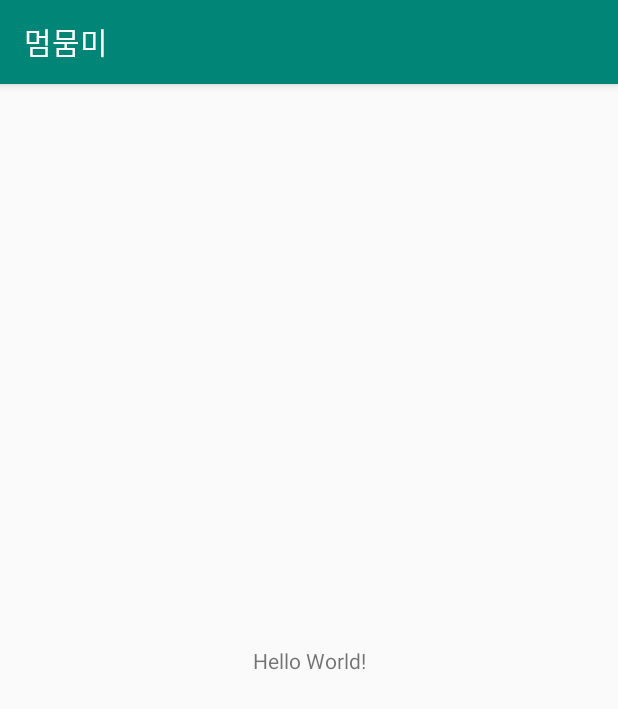
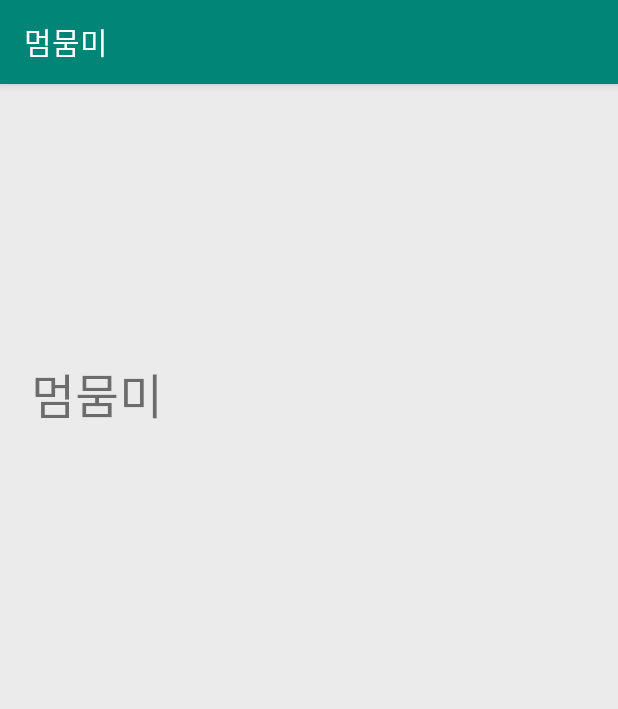
Before and after one commit to GingGingI/cursed-puppy-android, an Android app: the screen it shows after launch (MainActivity), on a phone screen of 412 x 824 dp. Shown: the top 709 px of the screen. Run offline under Robolectric (Android 15) with nearby library versions, the phone set to English and light mode, and no system bars.

Commit message:
폰트추가
메인화면 작업도 시작

```diff
--- a/app/build.gradle
+++ b/app/build.gradle
@@ -1,8 +1,7 @@
 apply plugin: 'com.android.application'
-
 apply plugin: 'kotlin-android'
-
 apply plugin: 'kotlin-android-extensions'
+apply plugin: 'kotlin-kapt'
 
 android {
     compileSdkVersion 29
@@ -20,15 +19,59 @@ android {
             minifyEnabled false
             proguardFiles getDefaultProguardFile('proguard-android-optimize.txt'), 'proguard-rules.pro'
         }
+
+//        데이터바인딩
+        dataBinding {
+            enabled true
+        }
+        kapt {
+            generateStubs true
+        }
     }
 }
 
 dependencies {
     implementation fileTree(dir: 'libs', include: ['*.jar'])
+
+//    Core
     implementation"org.jetbrains.kotlin:kotlin-stdlib-jdk7:$kotlin_version"
-    implementation 'androidx.appcompat:appcompat:1.0.2'
-    implementation 'androidx.core:core-ktx:1.0.2'
+    implementation 'androidx.appcompat:appcompat:1.1.0'
+    implementation 'androidx.core:core-ktx:1.1.0'
+
+//    reactivex
+    implementation 'io.reactivex.rxjava2:rxjava:2.2.13'
+    implementation 'io.reactivex.rxjava2:rxandroid:2.1.1'
+
+//    retrofit
+    implementation 'com.squareup.retrofit2:retrofit:2.4.0'
+    implementation 'com.squareup.retrofit2:converter-gson:2.4.0'
+    implementation 'com.squareup.retrofit2:adapter-rxjava2:2.4.0'
+
+    implementation 'com.squareup.okhttp3:okhttp:3.9.1'
+    implementation 'com.squareup.okhttp3:okhttp-urlconnection:3.9.1'
+    implementation 'com.squareup.okhttp3:logging-interceptor:3.9.1'
+
+//    dagger
+    implementation "com.google.dagger:dagger:2.25.2"
+    implementation "com.google.dagger:dagger-android:2.25.2"
+    implementation "com.google.dagger:dagger-android-support:2.25.2"
+
+    kapt "com.google.dagger:dagger-android-processor:2.25.2"
+    kapt "com.google.dagger:dagger-compiler:2.25.2"
+    compileOnly 'javax.annotation:jsr250-api:1.0'
+
+//    design
+    implementation 'com.google.android.material:material:1.2.0-alpha02'
     implementation 'androidx.constraintlayout:constraintlayout:1.1.3'
+
+//    Otto[EventBus]
+    implementation 'com.squareup:otto:1.3.8'
+
+//    glide
+    implementation 'com.github.bumptech.glide:glide:4.10.0'
+    annotationProcessor 'com.github.bumptech.glide:compiler:4.9.0'
+
+//    TestAble
     testImplementation 'junit:junit:4.12'
     androidTestImplementation 'androidx.test.ext:junit:1.1.0'
     androidTestImplementation 'androidx.test.espresso:espresso-core:3.1.1'
--- a/app/src/main/res/layout/activity_main.xml
+++ b/app/src/main/res/layout/activity_main.xml
@@ -1,18 +1,119 @@
 <?xml version="1.0" encoding="utf-8"?>
-<androidx.constraintlayout.widget.ConstraintLayout xmlns:android="http://schemas.android.com/apk/res/android"
+
+<androidx.drawerlayout.widget.DrawerLayout
+    xmlns:android="http://schemas.android.com/apk/res/android"
     xmlns:app="http://schemas.android.com/apk/res-auto"
     xmlns:tools="http://schemas.android.com/tools"
+
+    android:id="@+id/drawerLayout"
     android:layout_width="match_parent"
     android:layout_height="match_parent"
-    tools:context=".MainActivity">
 
-    <TextView
-        android:layout_width="wrap_content"
-        android:layout_height="wrap_content"
-        android:text="Hello World!"
-        app:layout_constraintBottom_toBottomOf="parent"
-        app:layout_constraintLeft_toLeftOf="parent"
-        app:layout_constraintRight_toRightOf="parent"
-        app:layout_constraintTop_toTopOf="parent" />
+    android:background="#ebebeb"
 
-</androidx.constraintlayout.widget.ConstraintLayout>
+    tools:openDrawer="start">
+
+    <androidx.constraintlayout.widget.ConstraintLayout
+        android:id="@+id/layoutFrame"
+        android:layout_width="match_parent"
+        android:layout_height="match_parent">
+
+        <TextView
+            android:id="@+id/titleView"
+            android:layout_width="wrap_content"
+            android:layout_height="wrap_content"
+
+            android:text="@string/app_name"
+            android:textSize="32sp"
+
+            app:layout_constraintStart_toStartOf="@id/StartGuide"
+            app:layout_constraintBottom_toBottomOf="@id/titleBottomGuide"/>
+
+
+        <androidx.viewpager2.widget.ViewPager2
+            android:layout_width="0dp"
+            android:layout_height="0dp"
+
+            android:layout_margin="24dp"
+
+            app:layout_constraintStart_toStartOf="@id/StartGuide"
+            app:layout_constraintEnd_toEndOf="@id/EndGuide"
+            app:layout_constraintBottom_toBottomOf="@id/bottomGuide"
+            app:layout_constraintTop_toTopOf="@id/titleBottomGuide" />
+
+
+        <!-- guideLine -->
+        <androidx.constraintlayout.widget.Guideline
+            android:id="@+id/titleBottomGuide"
+            android:layout_width="match_parent"
+            android:layout_height="0dp"
+
+            android:orientation="horizontal"
+
+            app:layout_constraintGuide_percent="0.3"/>
+
+        <androidx.constraintlayout.widget.Guideline
+            android:id="@+id/StartGuide"
+            android:layout_width="match_parent"
+            android:layout_height="0dp"
+
+            android:orientation="vertical"
+
+            app:layout_constraintGuide_percent="0.05"/>
+
+        <androidx.constraintlayout.widget.Guideline
+            android:id="@+id/EndGuide"
+            android:layout_width="match_parent"
+            android:layout_height="0dp"
+
+            android:orientation="vertical"
+
+            app:layout_constraintGuide_percent="0.95"/>
+
+        <androidx.constraintlayout.widget.Guideline
+            android:id="@+id/bottomGuide"
+            android:layout_width="match_parent"
+            android:layout_height="0dp"
+
+            android:orientation="horizontal"
+
+            app:layout_constraintGuide_percent="0.9"/>
+
+        <!--toolBar&statusBar-->
+        <View
+            android:id="@+id/statusBar"
+            android:layout_width="match_parent"
+            android:layout_height="0dp"
+
+            android:background="@color/none"
+
+            app:layout_constraintTop_toTopOf="parent"
+            app:layout_constraintBottom_toTopOf="@id/toolBar"/>
+
+        <androidx.appcompat.widget.Toolbar
+            android:id="@+id/toolBar"
+            android:layout_width="match_parent"
+            android:layout_height="?attr/actionBarSize"
+
+            android:background="@color/none"
+
+            app:layout_constraintTop_toBottomOf="@id/statusBar"/>
+
+    </androidx.constraintlayout.widget.ConstraintLayout>
+
+
+
+
+    <!-- navDrawer -->
+    <androidx.constraintlayout.widget.ConstraintLayout
+        android:id="@+id/navDrawer"
+        android:layout_width="0dp"
+        android:minWidth="120dp"
+        android:layout_height="match_parent"
+
+        android:layout_gravity="start"
+        android:fitsSystemWindows="true">
+
+    </androidx.constraintlayout.widget.ConstraintLayout>
+
+</androidx.drawerlayout.widget.DrawerLayout>
--- a/app/src/main/res/values/colors.xml
+++ b/app/src/main/res/values/colors.xml
@@ -3,4 +3,6 @@
     <color name="colorPrimary">#008577</color>
     <color name="colorPrimaryDark">#00574B</color>
     <color name="colorAccent">#D81B60</color>
+
+    <color name="none">#00000000</color>
 </resources>
```
Also changed, not shown: 1 other file.
